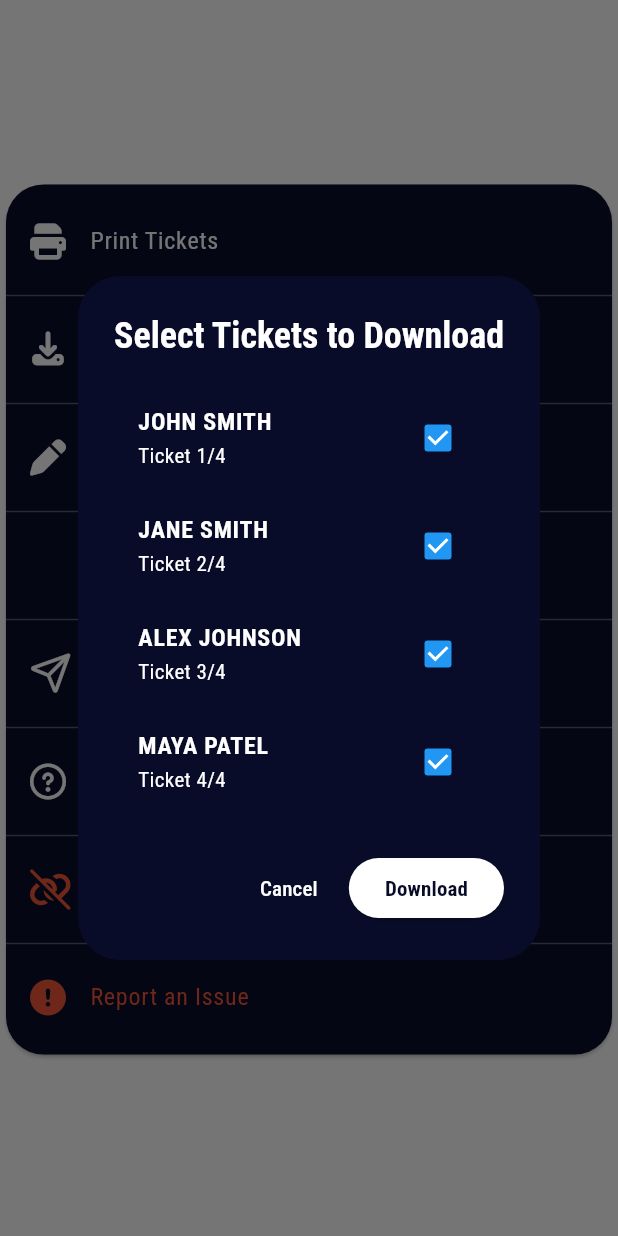
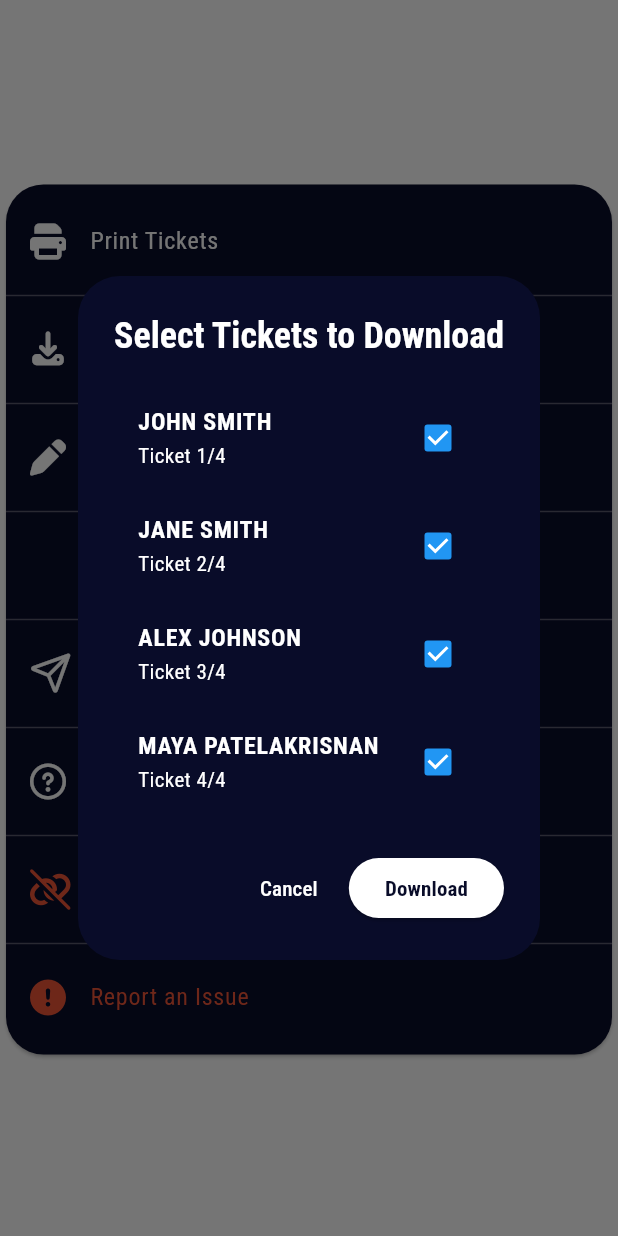
Before and after one commit to kidsonfilms-python-rules/Utsav-App-Guest, a Flutter app: the TicketsPage widget shown alone on an empty page, opened directly, after a tap on "OPTIONS", after a tap on "Download Tickets", on a phone screen of 412 x 824 dp. Run offline on Flutter 3.47's test engine with Material 3 defaults, Android fonts, the phone set to English and light mode, and no system bars; our stand-ins replace barcode_widget, carousel_slider, flutter_dotenv, font_awesome_flutter, google_fonts, google_maps_flutter and 7 more; missing offline and left inert: barcode, mapbox_maps_flutter, markdown_widget, sliding_up_panel2; accounts and stored records are empty; network calls fail.

Commit message:
updated user-inputted text ui limits

```diff
--- a/lib/pages/Tickets.dart
+++ b/lib/pages/Tickets.dart
@@ -134,7 +134,10 @@
                   },
                 ),
                 carouselController: controller,
-                items: List<Widget>.generate(4, (int index) {
+                items: List<Widget>.generate(TicketsUtil.dummyTickets.length, (
+                  int index,
+                ) {
+                  final t = TicketsUtil.dummyTickets[index];
                   return ClipRRect(
                     clipBehavior: Clip.hardEdge,
                     child: GestureDetector(
@@ -207,7 +210,7 @@
                                       ),
                                     ),
                                     Text(
-                                      "JOHN SMITH",
+                                      t["name"],
                                       style: GoogleFonts.getFont(
                                         "Roboto Condensed",
                                         textStyle: TextStyle(
@@ -217,6 +220,10 @@
                                           fontSize: 40,
                                         ),
                                       ),
+                                      maxLines:
+                                          1, // Limits the text to a single line
+                                      overflow: TextOverflow.fade,
+                                      softWrap: false,
                                     ),
                                   ],
                                 ),
@@ -245,7 +252,7 @@
                                           ),
                                         ),
                                         Text(
-                                          "BASIC",
+                                          t["type"],
                                           style: GoogleFonts.getFont(
                                             "Roboto Condensed",
                                             textStyle: TextStyle(
@@ -310,7 +317,7 @@
                                       ),
                                     ),
                                     Text(
-                                      "GREAT VENUE",
+                                      t["venue"],
                                       style: GoogleFonts.getFont(
                                         "Roboto Condensed",
                                         textStyle: TextStyle(
@@ -342,7 +349,7 @@
                                       ),
                                     ),
                                     Text(
-                                      "Park in the Guest parking lot and some other instructions",
+                                      t["instructions"],
                                       style: GoogleFonts.getFont(
                                         "Roboto Condensed",
                                         textStyle: TextStyle(
@@ -350,7 +357,10 @@
                                               DesignConstants.primaryTextColor,
                                           fontWeight: FontWeight.w400,
                                         ),
+
                                       ),
+                                      maxLines: 3,
+                                      overflow: TextOverflow.fade,
                                     ),
                                   ],
                                 ),
--- a/lib/util/tickets_util.dart
+++ b/lib/util/tickets_util.dart
@@ -8,7 +8,6 @@ import 'package:barcode/barcode.dart';
 import 'package:utsav_app/util/design_constants.dart';
 
 class TicketsUtil {
-  // ✅ Matches your current hardcoded UI data exactly
   static final List<Map<String, dynamic>> dummyTickets = [
     {
       "name": "JOHN SMITH",
@@ -16,7 +15,7 @@ class TicketsUtil {
       "total": "1/4",
       "venue": "GREAT VENUE",
       "instructions":
-          "Park in the Guest parking lot and some other instructions",
+          "Park in the Guest parking lot and some other instructions, Park in the Guest parking lot and some other instructions, Park in the Guest parking lot and some other instructions,Park in the Guest parking lot and some other instructions",
       "barcode": "UTSAV-053467-082026-01",
     },
     {
@@ -38,7 +37,7 @@ class TicketsUtil {
       "barcode": "UTSAV-053467-082026-03",
     },
     {
-      "name": "MAYA PATEL",
+      "name": "MAYA PATELAKRISNAN",
       "type": "BASIC",
       "total": "4/4",
       "venue": "GREAT VENUE",
@@ -82,6 +81,8 @@ class TicketsUtil {
                             fontWeight: FontWeight.bold,
                             color: DesignConstants.primaryTextColor,
                           ),
+                          maxLines: 1,
+                          overflow: TextOverflow.ellipsis,
                         ),
                         subtitle: Text(
                           "Ticket ${t["total"]}",
@@ -161,6 +162,10 @@ class TicketsUtil {
         drawText: false,
       );
 
+      final instructionLines =
+    (ticket["instructions"].length / 70).ceil().clamp(1, 4); // crude line estimate
+final topSpacing = 40 - (instructionLines - 1) * 6; // shrink ~6 per line
+
       pdf.addPage(
         pw.Page(
           margin: const pw.EdgeInsets.all(24),
@@ -177,7 +182,6 @@ class TicketsUtil {
                   child: pw.Column(
                     crossAxisAlignment: pw.CrossAxisAlignment.start,
                     children: [
-                      // Centered Ticket title
                       pw.Center(
                         child: pw.Text(
                           "TICKET ${ticket["total"]}",
@@ -191,11 +195,11 @@ class TicketsUtil {
 
                       pw.SizedBox(height: 10),
 
-                      // Barcode directly under ticket text
+
                       pw.Center(child: pw.SvgImage(svg: barcodeSvg)),
                       pw.SizedBox(height: 16),
 
-                      // Ticket details with padding
+
                       pw.Padding(
                         padding: pw.EdgeInsets.fromLTRB(25, 0, 25, 0),
                         child: pw.Column(
@@ -217,14 +221,13 @@ class TicketsUtil {
                             pw.SizedBox(height: 16),
                             _section("VENUE", ticket["venue"]),
                             pw.SizedBox(height: 16),
-                            _section(
-                              "VENUE INSTRUCTIONS",
-                              ticket["instructions"],
-                            ),
+                            _section("VENUE INSTRUCTIONS", ticket["instructions"]),
+
+pw.SizedBox(height: topSpacing.toDouble()),
 
                             // Light gray box with extra venue info and "What to do next?"
                             pw.Container(
-                              margin: const pw.EdgeInsets.only(top: 40),
+                              // margin: const pw.EdgeInsets.only(top: 40),
                               padding: const pw.EdgeInsets.all(12),
                               decoration: pw.BoxDecoration(
                                 color: PdfColors.grey200,
@@ -249,7 +252,7 @@ class TicketsUtil {
                                     crossAxisAlignment:
                                         pw.CrossAxisAlignment.center,
                                     children: [
-                                      // Circle with white number
+
                                       pw.Container(
                                         width: 28,
                                         height: 28,
@@ -269,7 +272,7 @@ class TicketsUtil {
                                         ),
                                       ),
                                       pw.SizedBox(width: 12),
-                                      // Text wraps nicely, smaller font
+
                                       pw.Expanded(
                                         child: pw.Text(
                                           "Download the official Utsav App to get live schedules, tickets on your phone, interactive maps, and more!",
@@ -501,6 +504,15 @@ class TicketsUtil {
   }
 
   static pw.Widget _section(String title, String value) {
+  // Base font size
+  double fontSize = title == "NAME" ? 45 : 15;
+
+  // If NAME is too long, reduce font size proportionally
+  if (title == "NAME" && value.length > 12) {
+    // Drop size by ~1.5 per extra character beyond 12
+    fontSize = (45 - (value.length - 12) * 1.5).clamp(20, 45);
+  }
+
   return pw.Column(
     crossAxisAlignment: pw.CrossAxisAlignment.start,
     children: [
@@ -512,15 +524,22 @@ class TicketsUtil {
           color: PdfColors.grey700,
         ),
       ),
-        pw.Text(
+      pw.Container(
+        constraints: pw.BoxConstraints(maxWidth: title == "NAME" ? 400 : 600),
+        child: pw.Text(
           value,
+          maxLines: title == "NAME" ? 1 : 4,
+          softWrap: title == "NAME" ? false : true,
+          overflow: pw.TextOverflow.clip,
           style: pw.TextStyle(
-            fontSize: title == "NAME" ? 45 : 15,
+            fontSize: fontSize,
             fontWeight: pw.FontWeight.bold,
             color: PdfColors.black,
+          ),
         ),
       ),
     ],
   );
 }
+
 }
```
Lines whose indentation alone changed are shown as unchanged.
